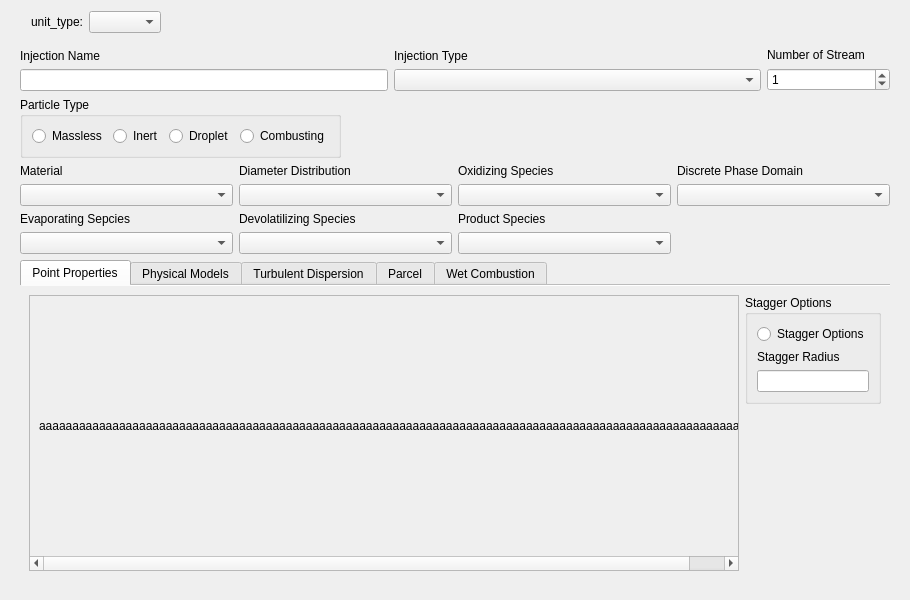
Before: the Qt Designer form unit_edit_dialog.ui in beubetMCTX/dpm_manager, drawn with Qt 5.
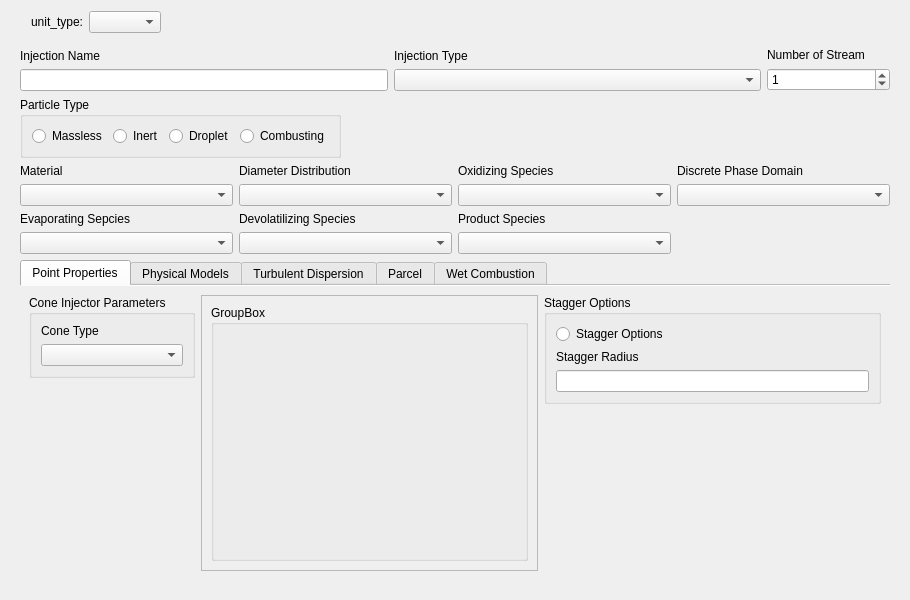
After: the same form once the commit is applied.

Diff of the .ui file:
```diff
--- a/unit_edit_dialog.ui
+++ b/unit_edit_dialog.ui
@@ -304,7 +304,43 @@
             </attribute>
             <layout class="QHBoxLayout" name="horizontalLayout_4">
              <item>
-              <layout class="QHBoxLayout" name="layout_point_properties" stretch="1,0">
+              <layout class="QHBoxLayout" name="layout_point_properties" stretch="0,0,0">
+               <item>
+                <layout class="QVBoxLayout" name="layout_cone_parameters">
+                 <item>
+                  <widget class="QGroupBox" name="cone_parameter_layout">
+                   <property name="title">
+                    <string>Cone Injector Parameters</string>
+                   </property>
+                   <layout class="QVBoxLayout" name="verticalLayout_8">
+                    <item>
+                     <widget class="QLabel" name="label_conetype">
+                      <property name="text">
+                       <string>Cone Type</string>
+                      </property>
+                     </widget>
+                    </item>
+                    <item>
+                     <widget class="QComboBox" name="comboBox_conetype"/>
+                    </item>
+                   </layout>
+                  </widget>
+                 </item>
+                 <item>
+                  <spacer name="verticalSpacer_2">
+                   <property name="orientation">
+                    <enum>Qt::Orientation::Vertical</enum>
+                   </property>
+                   <property name="sizeHint" stdset="0">
+                    <size>
+                     <width>20</width>
+                     <height>40</height>
+                    </size>
+                   </property>
+                  </spacer>
+                 </item>
+                </layout>
+               </item>
                <item>
                 <widget class="QScrollArea" name="scrollArea">
                  <property name="widgetResizable">
@@ -315,15 +351,15 @@
                    <rect>
                     <x>0</x>
                     <y>0</y>
-                    <width>753</width>
+                    <width>360</width>
                     <height>321</height>
                    </rect>
                   </property>
                   <layout class="QVBoxLayout" name="verticalLayout_3">
                    <item>
-                    <widget class="QLabel" name="label">
-                     <property name="text">
-                      <string>aaaaaaaaaaaaaaaaaaaaaaaaaaaaaaaaaaaaaaaaaaaaaaaaaaaaaaaaaaaaaaaaaaaaaaaaaaaaaaaaaaaaaaaaaaaaaaaaaaaaaaaaaaaaa</string>
+                    <widget class="QGroupBox" name="groupBox">
+                     <property name="title">
+                      <string>GroupBox</string>
                      </property>
                     </widget>
                    </item>
```
Left out of the diff: 68 changed lines with no effect on the pictures.
